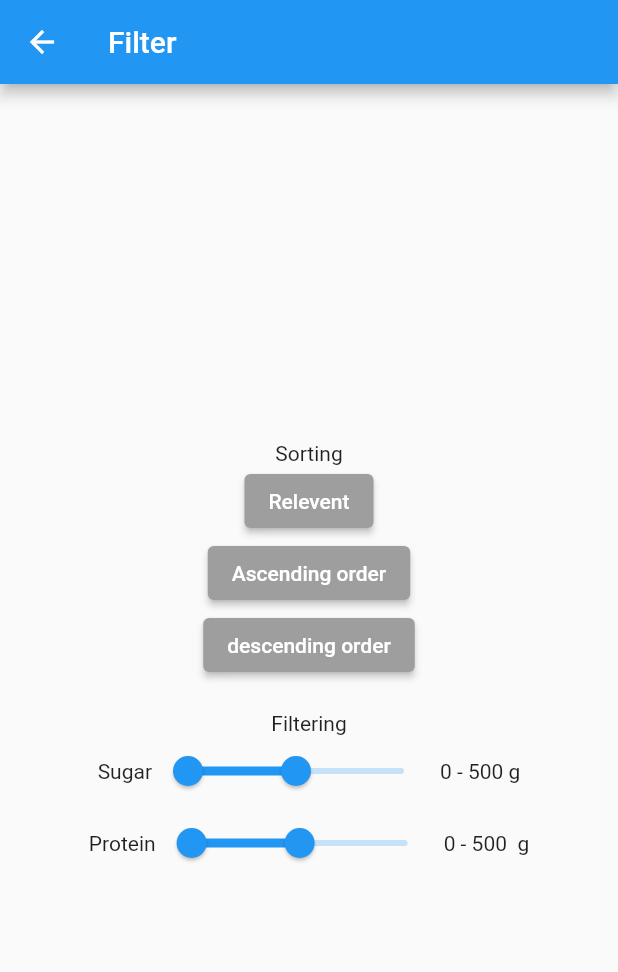
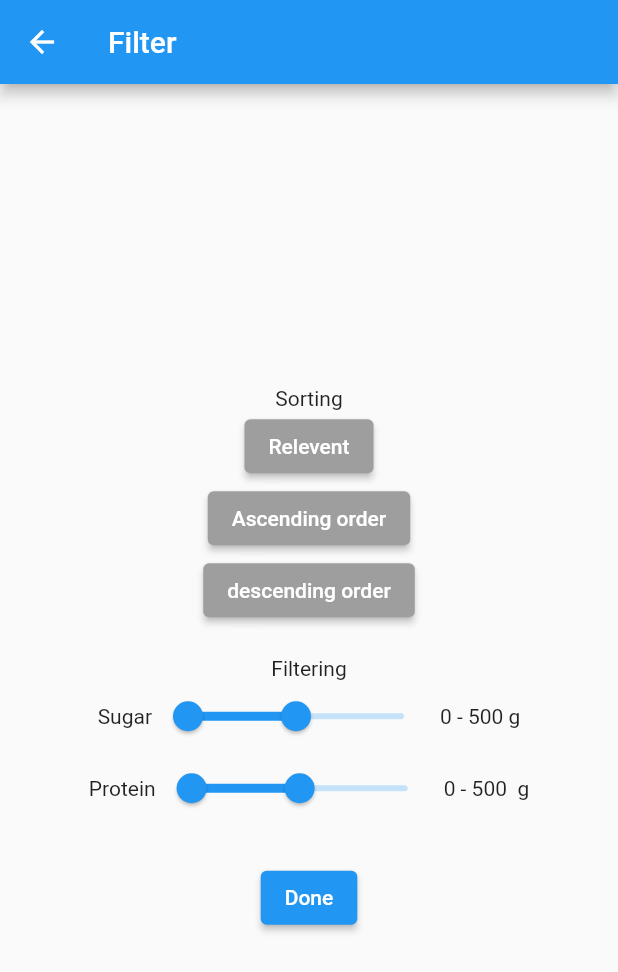
Before and after one commit to rkBekzat/fitmate, a Flutter app: the FilterPage screen opened directly, on a phone screen of 412 x 824 dp. Shown: the top 972 px of the screen. Run offline on Flutter 3.47's test engine with Material 2 defaults, Android fonts, the phone set to English and light mode, and no system bars; our stand-ins replace connectivity_plus, flutter_bloc; missing offline and left inert: flutter_barcode_scanner, openfoodfacts.

Commit message:
added events, filter upd

```diff
--- a/lib/bloc/api/api_bloc.dart
+++ b/lib/bloc/api/api_bloc.dart
@@ -13,6 +13,7 @@ class ApiBloc extends Bloc<ApiEvent, ApiState> {
   ApiBloc() : super(ApiInitial(products: getProducts())) {
     on<AllProductsApiEvent>(_getAll);
     on<SearchProductAPIEvent>(_search);
+    on<FilterProductAPIEvent>(_filtering);
   }
 
   _getAll(AllProductsApiEvent event, Emitter<ApiState> emit) {
@@ -22,5 +23,7 @@ class ApiBloc extends Bloc<ApiEvent, ApiState> {
   _search(SearchProductAPIEvent event, Emitter<ApiState> emit){
 
   }
+  _filtering(FilterProductAPIEvent event, Emitter<ApiState> emit) {
 
+  }
 }
--- a/lib/bloc/api/api_event.dart
+++ b/lib/bloc/api/api_event.dart
@@ -10,3 +10,7 @@ class SearchProductAPIEvent extends ApiEvent{
 
   SearchProductAPIEvent({required this.title});
 }
+
+class FilterProductAPIEvent extends ApiEvent {
+
+}
--- a/lib/screen/filter.dart
+++ b/lib/screen/filter.dart
@@ -79,6 +79,11 @@ class _FilterPageState extends State<FilterPage> {
                 Text("${proteinValues.start.round()} - ${proteinValues.end.round()}  g")
               ],
             ),
+            SizedBox(height: 25,),
+            ElevatedButton(
+                onPressed: () {Navigator.pop(context);},
+                child: Text("Done")
+            )
           ],
         ),
       ),
```
